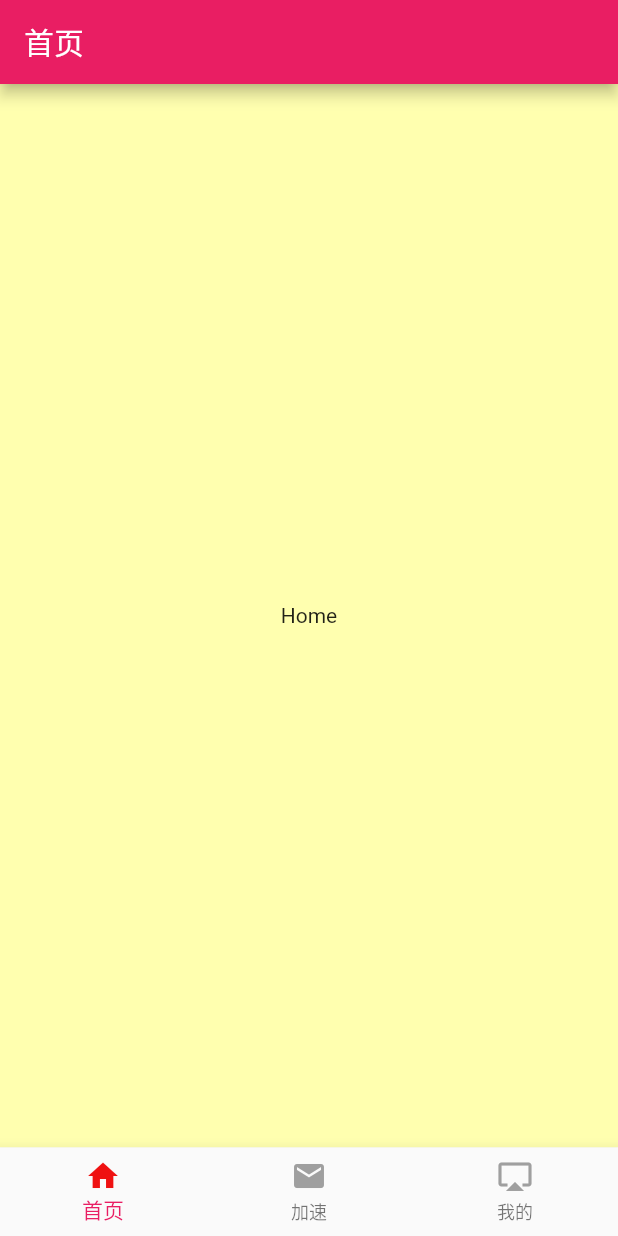
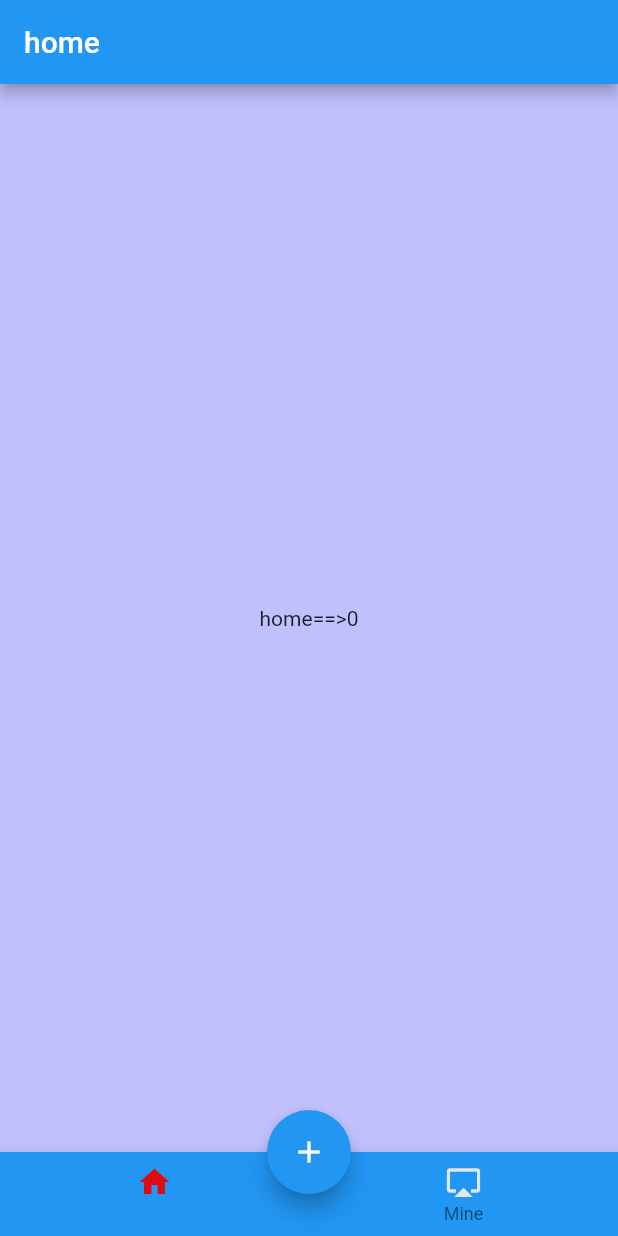
Before and after one commit to Catherinelhl/flutter_0205, a Flutter app: the screen it shows after launch, on a phone screen of 412 x 824 dp. Run offline on Flutter 3.47's test engine with Material 2 defaults, Android fonts, the phone set to English and light mode, and no system bars.

Commit message:
wow,你怎么这么聪明～～
common view

```diff
--- a/lib/navigation/tab_navigation.dart
+++ b/lib/navigation/tab_navigation.dart
@@ -4,18 +4,21 @@ import 'package:flutter_0205/page/home.dart';
 import 'package:flutter_0205/page/my.dart';
 
 class TabNavigator extends StatefulWidget {
-
   @override
   _TabNavigatorState createState() => new _TabNavigatorState();
 }
 
 class _TabNavigatorState extends State<TabNavigator> {
   int _currentIndex = 0;
-  List<Widget> bodyList = [HomePage(), BoostPage(), MyPage()];
-  List<String> titleList =["首页","加速","我的"];
+  final List<Widget> bodyList = [HomePage(), BoostPage(), MyPage()];
+  final List<String> titleList = ["首页", "加速", "我的"];
 
+  final int redColor = 0xeeee0000;
+  final int greyColor = 0xee999999;
 
-  Color _changeIconState(int position) =>Color(_currentIndex == position?0xeeee0000 : 0xee999999);
+  Color _changeIconState(int position) =>
+      Color(_currentIndex == position ? redColor : greyColor);
+
   @override
   Widget build(BuildContext context) {
     return Scaffold(
@@ -25,7 +28,8 @@ class _TabNavigatorState extends State<TabNavigator> {
         title: Text(titleList[_currentIndex]),
       ),
       body: bodyList[_currentIndex],
-      bottomNavigationBar: BottomNavigationBar(items: [
+      bottomNavigationBar: BottomNavigationBar(
+        items: [
           BottomNavigationBarItem(
             icon: Icon(
               Icons.home,
@@ -56,12 +60,12 @@ class _TabNavigatorState extends State<TabNavigator> {
               ))
         ],
         currentIndex: _currentIndex,
-      onTap: (int index){
+        onTap: (int index) {
           setState(() {
             _currentIndex = index;
-
           });
-      },),
+        },
+      ),
     );
   }
 }
--- /dev/null
+++ b/lib/navigation/tab_navigation_float_action_bar.dart
@@ -0,0 +1,91 @@
+import 'package:flutter/material.dart';
+import 'package:flutter_0205/page/common_page.dart';
+
+/**
+ * 这是一个带有floatActionBar的底部栏
+ * */
+
+class TabNavigationWithFloatActionBar extends StatefulWidget {
+  @override
+  _TabNavigationWithFloatActionBarState createState() =>
+      _TabNavigationWithFloatActionBarState();
+}
+
+class _TabNavigationWithFloatActionBarState
+    extends State<TabNavigationWithFloatActionBar> {
+  int _counter = 0;
+  String pageType = "home"; //home,mine
+  int _currentIndex = 0;
+
+  List<CommonView> bodyList = List();
+
+  void _incrementCounter() {
+    setState(() {
+      // This call to setState tells the Flutter framework that something has
+      // changed in this State, which causes it to rerun the build method below
+      // so that the display can reflect the updated values. If we changed
+      // _counter without calling setState(), then the build method would not be
+      // called again, and so nothing would appear to happen.
+      _counter++;
+      bodyList[_currentIndex].changeCounter(_counter);
+    });
+  }
+
+  @override
+  void initState() {
+    bodyList..add(new CommonView("home"))..add(new CommonView("mine"));
+    super.initState();
+  }
+
+  final int redColor = 0xeeee0000;
+  final int greyColor = 0xeeeeeeee;
+
+  Color changeColor(int position) =>
+      Color(_currentIndex == position ? redColor : greyColor);
+
+  @override
+  Widget build(BuildContext context) {
+    // This method is rerun every time setState is called, for instance as done
+    // by the _incrementCounter method above.
+    //
+    // The Flutter framework has been optimized to make rerunning build methods
+    // fast, so that you can just rebuild anything that needs updating rather
+    // than having to individually change instances of widgets.
+    return Scaffold(
+      appBar: AppBar(
+        // Here we take the value from the MyHomePage object that was created by
+        // the App.build method, and use it to set our appbar title.
+        title: Text(pageType),
+      ),
+      body: bodyList[_currentIndex].changeCounter(_counter),
+      bottomNavigationBar: BottomNavigationBar(
+        backgroundColor: Colors.blue,
+        items: [
+          BottomNavigationBarItem(
+            icon: Icon(Icons.home, color: changeColor(0)),
+            title: Text("Home", style: TextStyle(color: changeColor(0))),
+          ),
+          BottomNavigationBarItem(
+              icon: Icon(Icons.airplay, color: changeColor(1)),
+              title: Text("Mine", style: TextStyle(color: changeColor(1))))
+        ],
+        onTap: (int index) {
+          setState(() {
+            _currentIndex = index;
+            if (index == 0) {
+              pageType = "home";
+            } else if (index == 1) {
+              pageType = "mine";
+            }
+          });
+        },
+      ),
+      floatingActionButtonLocation: FloatingActionButtonLocation.centerDocked,
+      floatingActionButton: FloatingActionButton(
+        onPressed: _incrementCounter,
+        tooltip: 'Increment',
+        child: Icon(Icons.add),
+      ), // This trailing comma makes auto-formatting nicer for build methods.
+    );
+  }
+}
--- /dev/null
+++ b/lib/page/common_page.dart
@@ -0,0 +1,42 @@
+import 'package:flutter/material.dart';
+
+/**
+ * 定义一个可以一个公用的pageView
+ **/
+
+class CommonView extends StatefulWidget {
+  String _pageType;
+  int _counter;
+
+  CommonView(String pageType) {
+    this._pageType = pageType;
+  }
+
+  CommonView changeCounter(int counter){
+    this._counter = counter;
+    return this;
+  }
+  @override
+  _CommonViewState createState() => new _CommonViewState();
+}
+
+class _CommonViewState extends State<CommonView> {
+
+ Color _changeColor(){
+   if(widget._pageType == "home"){
+     return Color(0x999999ff);
+   }else{
+     return Color(0x9999ff99);
+
+   }
+ }
+  @override
+  Widget build(BuildContext context) {
+    return Scaffold(
+      backgroundColor: _changeColor(),
+      body: Center(
+        child: Text(widget._pageType + "==>${widget._counter}")
+      ),
+    );
+  }
+}
```
Also changed, not shown: lib/main.dart (+4 -88 lines). Lines whose indentation alone changed are shown as unchanged.
